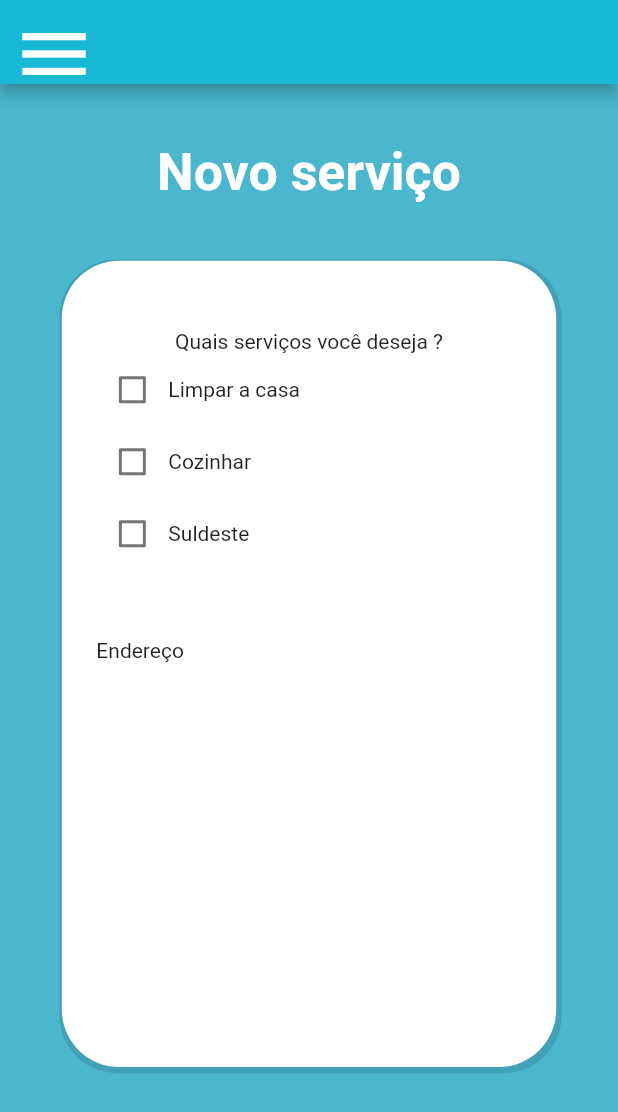
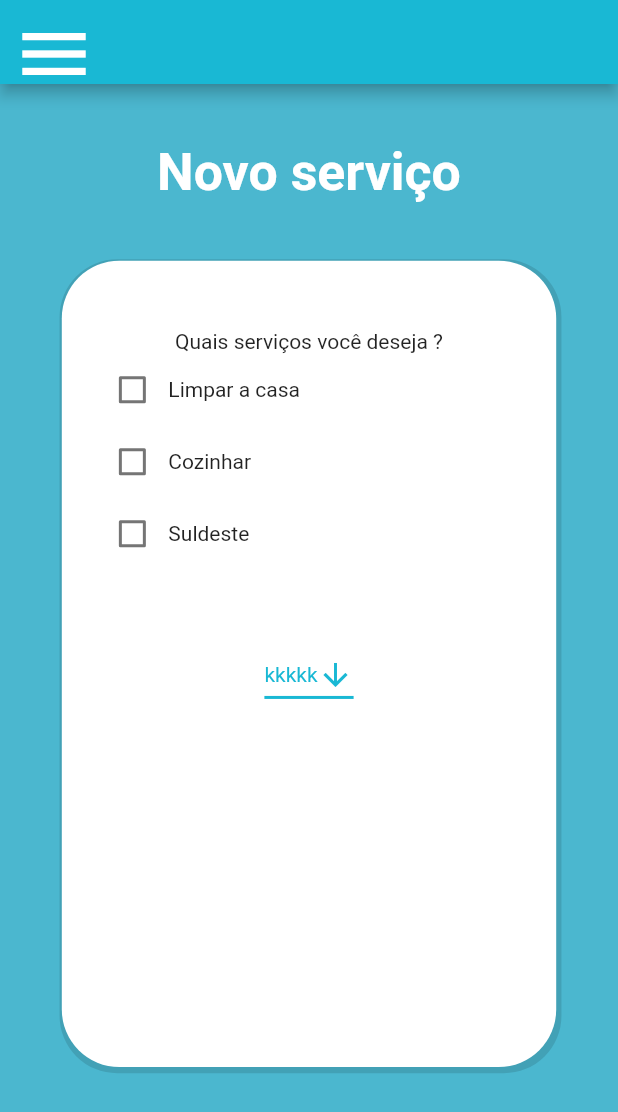
Before and after one commit to JuanPablooo/clean_house, a Flutter app: the NovoServicoCliente screen opened directly, on a phone screen of 412 x 824 dp. Shown: the top 1112 px of the screen. Run offline on Flutter 3.47's test engine with Material 2 defaults, Android fonts, the phone set to English and light mode, and no system bars; our stand-ins replace bottom_navy_bar, email_validator, flutter_masked_text, flutter_mobx, image_picker, mobx; generated files the repository leaves out were written again; project files that could hold a hidden picture were left out.

```diff
--- a/lib/app/my.app.dart
+++ b/lib/app/my.app.dart
@@ -32,8 +32,8 @@ class MyApp extends StatelessWidget {
           primarySwatch: Colors.blue,
         ),
         // home: LoginPage(),
-        home: HomePageCliente(),
-        // home: HomePageProfissional(),
+        // home: HomePageCliente(),
+        home: HomePageProfissional(),
       ),
     );
   }
--- a/lib/constants/cores.dart
+++ b/lib/constants/cores.dart
@@ -1,3 +1,5 @@
 import 'package:flutter/material.dart';
- const Color myDarkBlue = Color.fromRGBO(14,94,108, 1.0);
- const Color myBlue = Color(0xFF19B8D4);
+
+const Color myDarkBlue = Color.fromRGBO(14, 94, 108, 1.0);
+const Color myBlue = Color(0xFF19B8D4);
+const Color myGreen = Color(0xFF3EAB6A);
--- a/lib/models/api/residencia.dart
+++ b/lib/models/api/residencia.dart
@@ -3,7 +3,7 @@ import 'package:clean_house/models/api/endereco.dart';
 class Residencia {
   int id;
   int quantidadeQuartos;
-  Null quantidadeBanheiros;
+  int quantidadeBanheiros;
   Endereco endereco;
 
   Residencia(
--- a/lib/models/api/solicitacao-servico.dart
+++ b/lib/models/api/solicitacao-servico.dart
@@ -25,7 +25,7 @@ class SolicitacaoDeServico {
         ? new Residencia.fromJson(json['residencia'])
         : null;
     data = json['data'];
-    servicos = json['servicos'] == null
+    servicos = json['servicos'] != null
         ? new ServicosApi.fromJson(json['servicos'])
         : null;
     preco = json['preco'];
--- a/lib/view/home/home-page-cliente.dart
+++ b/lib/view/home/home-page-cliente.dart
@@ -42,10 +42,7 @@ class _HomePageClienteState extends State<HomePageCliente> {
           Container(
             decoration: BoxDecoration(
               image: DecorationImage(
-                  image: AssetImage(
-                    'assets/fundo.png',
-                  ),
-                  fit: BoxFit.cover),
+                  image: AssetImage('assets/fundo.png'), fit: BoxFit.cover),
               color: Color(0xFF4BB7CF),
             ),
           ),
--- a/lib/view/meu-servico/novo-servico-cliente.dart
+++ b/lib/view/meu-servico/novo-servico-cliente.dart
@@ -14,6 +14,7 @@ class _NovoServicoClienteState extends State<NovoServicoCliente> {
   bool passar = false;
   bool comida = false;
   bool limpar = false;
+  String dropdownValue = 'casa 1';
   void desabilitaTodos() {
     setState(() {
       passar = false;
@@ -120,8 +121,35 @@ class _NovoServicoClienteState extends State<NovoServicoCliente> {
                   ),
                   SizedBox(height: alturaTela * .06),
                   Row(
+                    crossAxisAlignment: CrossAxisAlignment.center,
+                    mainAxisAlignment: MainAxisAlignment.center,
                     children: <Widget>[
-                      Text('Endereço'),
+                      DropdownButton<String>(
+                        value: dropdownValue,
+                        icon: Icon(
+                          Icons.arrow_downward,
+                          color: myBlue,
+                        ),
+                        iconSize: 24,
+                        elevation: 16,
+                        style: TextStyle(color: myBlue),
+                        underline: Container(
+                          height: 2,
+                          color: myBlue,
+                        ),
+                        onChanged: (String newValue) {
+                          setState(() {
+                            dropdownValue = newValue;
+                          });
+                        },
+                        items: <String>['casa 1', 'casa 2', 'caso 3']
+                            .map<DropdownMenuItem<String>>((String value) {
+                          return DropdownMenuItem<String>(
+                            value: value,
+                            child: Text('kkkkk'),
+                          );
+                        }).toList(),
+                      )
                     ],
                   )
                 ],
```
Also changed, not shown: lib/controller/home-profissional-controller.dart (+26 -28 lines), lib/services/api-config.dart (+9 -3 lines), lib/services/profissional-service.dart (+7 -3 lines), lib/view/home/home-page-profissional.dart (+54 -40 lines), lib/view/widgets/card-servico-solicitado.dart (added, +79 -0 lines).
